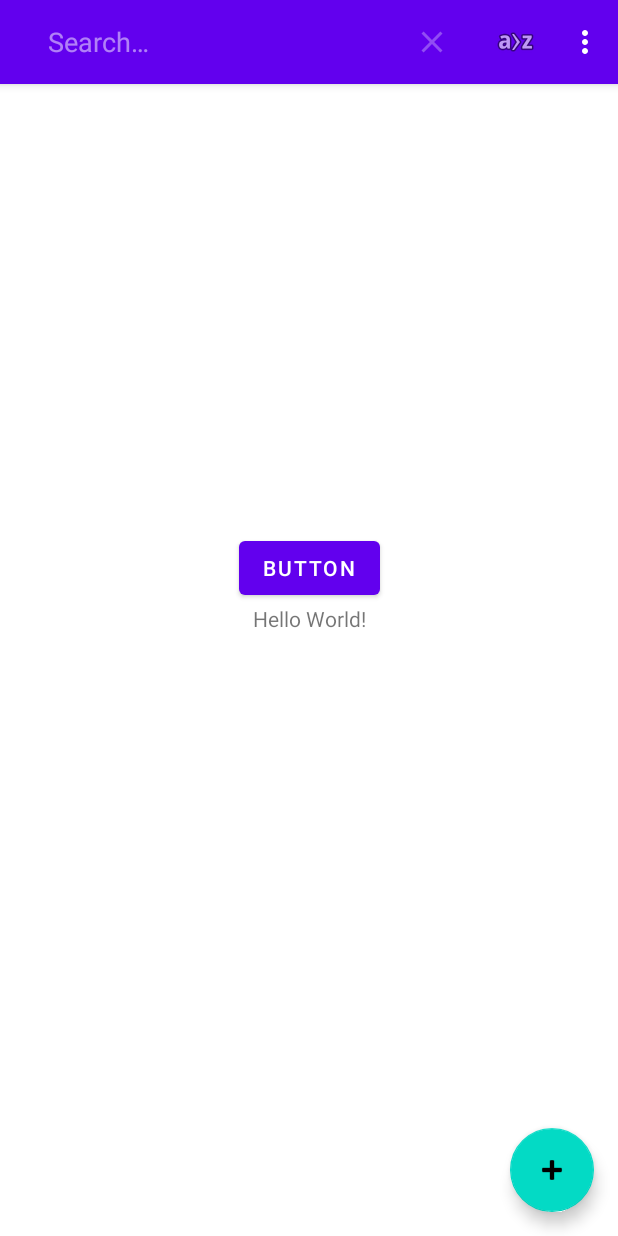
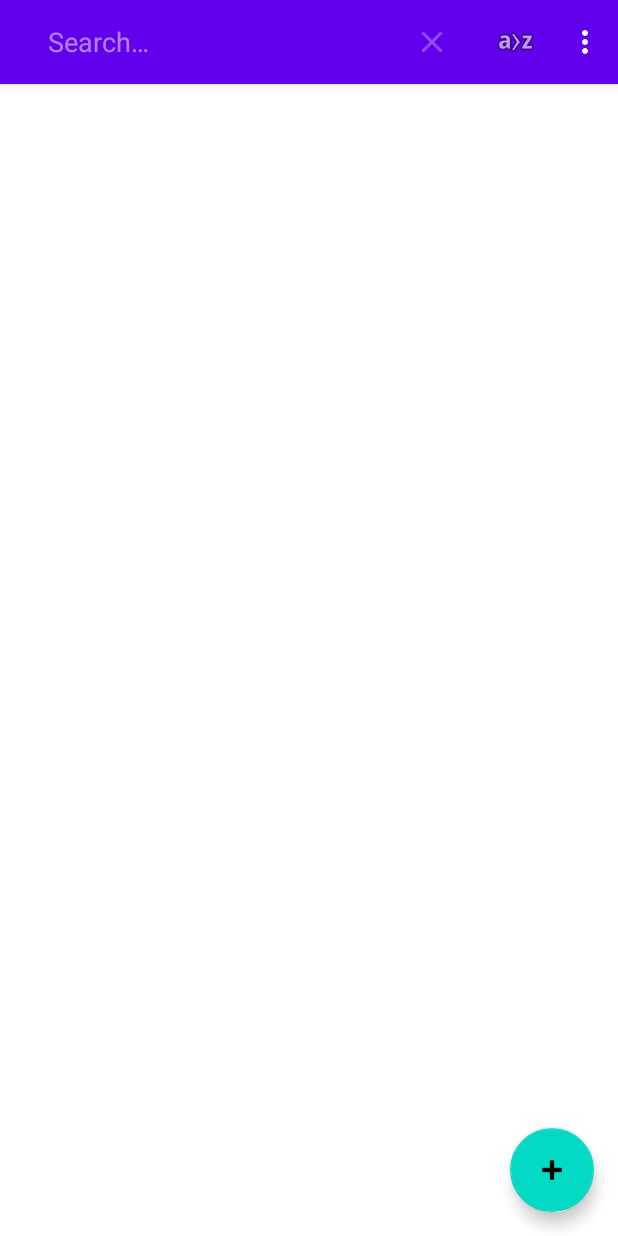
Before and after one commit to sochoa2021joelsemperedura/Practica5, an Android app: the screen it shows after launch (MainActivity), after a tap on "Search", on a phone screen of 412 x 824 dp. Run offline under Robolectric (Android 15) with nearby library versions, the phone set to English and light mode, and no system bars.

Commit message:
Terminando Parte 1 - hacer la parte visual de la mainActivity

```diff
--- a/app/src/main/java/net/iessochoa/joelsemperedura/practica5/ui/MainActivity.java
+++ b/app/src/main/java/net/iessochoa/joelsemperedura/practica5/ui/MainActivity.java
@@ -1,5 +1,6 @@
 package net.iessochoa.joelsemperedura.practica5.ui;
 
+import androidx.annotation.Nullable;
 import androidx.appcompat.app.AppCompatActivity;
 import androidx.appcompat.widget.Toolbar;
 
@@ -7,13 +8,19 @@ import android.content.Intent;
 import android.os.Bundle;
 import android.view.Menu;
 import android.widget.Button;
+import android.widget.TextView;
+
+import com.google.android.material.floatingactionbutton.FloatingActionButton;
 
 import net.iessochoa.joelsemperedura.practica5.R;
 import net.iessochoa.joelsemperedura.practica5.model.DiaDiario;
 
 public class MainActivity extends AppCompatActivity {
+    public static final int OPTION_REQUEST_NUEVA = 0; //nuevo día
+    public static final int OPTION_REQUEST_MODIFICAR = 1; //modificar día
+
+    FloatingActionButton fabAnyadir;
     Toolbar toolbar;
-    Button button;
 
     @Override
     protected void onCreate(Bundle savedInstanceState) {
@@ -26,11 +33,9 @@ public class MainActivity extends AppCompatActivity {
         //Asignar Toolbar a la actividad
         setSupportActionBar(toolbar);
 
-        // PRUEBA TODO ELIMINAR
-
-        button.setOnClickListener(e->{
+       fabAnyadir.setOnClickListener(e->{
           Intent intent = new Intent(MainActivity.this, EdicionDiaActivity.class);
-            startActivity(intent);
+            startActivityForResult(intent,OPTION_REQUEST_NUEVA); //probando, main aun no realizado
         });
 
     }
@@ -42,7 +47,23 @@ public class MainActivity extends AppCompatActivity {
     }
 
     public void iniciaViews(){
+        fabAnyadir = findViewById(R.id.fabAnyadir);
         toolbar = findViewById(R.id.toolbar);
-        button = findViewById(R.id.btnPrueba);
+    }
+
+    @Override
+    protected void onActivityResult(int requestCode, int resultCode, @Nullable Intent data) {
+        super.onActivityResult(requestCode, resultCode, data);
+        if (resultCode != RESULT_CANCELED){
+            DiaDiario diaDiario;
+            diaDiario = (DiaDiario)data.getParcelableExtra(EdicionDiaActivity.EXTRA_EDICION_DIA);
+            switch (requestCode){
+                case OPTION_REQUEST_NUEVA:
+
+                    break;
+                case OPTION_REQUEST_MODIFICAR:
+                    break;
+            }
+        }
     }
 }
--- a/app/src/main/res/layout/activity_main.xml
+++ b/app/src/main/res/layout/activity_main.xml
@@ -53,30 +53,10 @@
 
     <androidx.constraintlayout.widget.ConstraintLayout
         android:layout_width="match_parent"
-        android:layout_height="match_parent">
-
-        <TextView
-            android:id="@+id/textView"
-            android:layout_width="wrap_content"
-            android:layout_height="wrap_content"
-            android:text="Hello World!"
-            app:layout_constraintBottom_toBottomOf="parent"
-            app:layout_constraintLeft_toLeftOf="parent"
-            app:layout_constraintRight_toRightOf="parent"
-            app:layout_constraintTop_toTopOf="parent" />
-
-        <Button
-            android:id="@+id/btnPrueba"
-            android:layout_width="wrap_content"
-            android:layout_height="wrap_content"
-            android:text="Button"
-            app:layout_constraintBottom_toTopOf="@+id/textView"
-            app:layout_constraintEnd_toEndOf="parent"
-            app:layout_constraintStart_toStartOf="parent" />
-    </androidx.constraintlayout.widget.ConstraintLayout>
+        android:layout_height="match_parent"/>
 
     <com.google.android.material.floatingactionbutton.FloatingActionButton
-        android:id="@+id/fab"
+        android:id="@+id/fabAnyadir"
         android:layout_width="wrap_content"
         android:layout_height="wrap_content"
         android:layout_gravity="bottom|end"
--- a/app/src/main/res/values-night/strings.xml
+++ b/app/src/main/res/values-night/strings.xml
@@ -24,4 +24,6 @@
         <item>9</item>
         <item>10</item>
     </string-array>
+    <string name="stAlerta">Alerta</string>
+    <string name="stMensajeAlertDialog">Es necesario rellenar todos los campos</string>
 </resources>
--- a/app/src/main/res/values/strings.xml
+++ b/app/src/main/res/values/strings.xml
@@ -24,4 +24,6 @@
         <item>9</item>
         <item>10</item>
     </string-array>
+    <string name="stAlerta">Alerta</string>
+    <string name="stMensajeAlertDialog">Es necesario rellenar todos los campos</string>
 </resources>
```
Also changed, not shown: app/src/main/java/net/iessochoa/joelsemperedura/practica5/ui/EdicionDiaActivity.java (+78 -2 lines).
